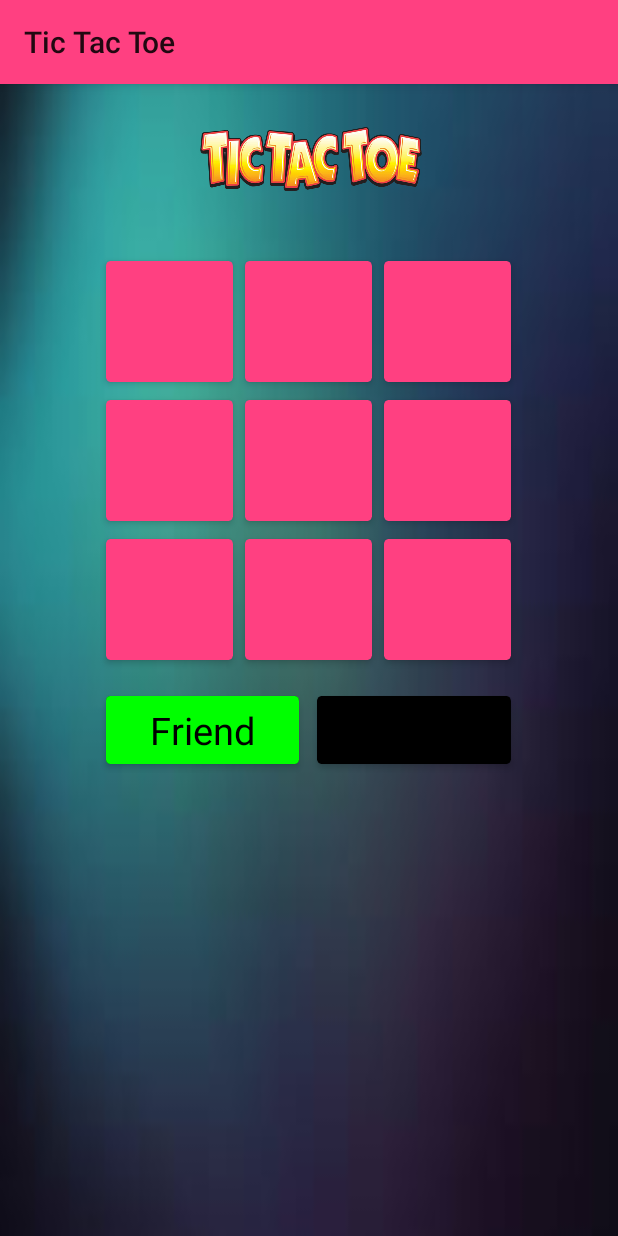
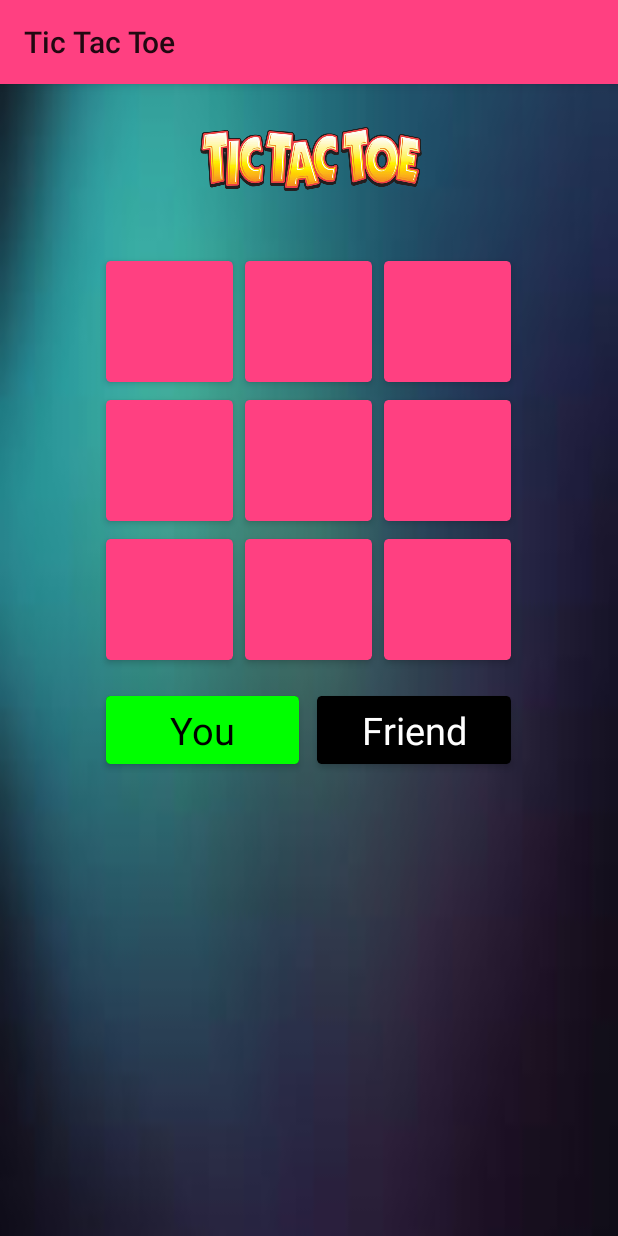
Before and after one commit to ruchitamourya/tictactoe, an Android app: the screen it shows after launch (MainActivity), after a tap on "START", on a phone screen of 412 x 824 dp. Run offline under Robolectric (Android 15) with nearby library versions, the phone set to English and light mode, and no system bars; our stand-ins replace Firebase (no records; nobody signed in at launch, a user with empty details on screens opened directly); 2 other taps on this screen came first.

Commit message:
Options dialog data fill

```diff
--- a/app/src/main/java/com/ruchita/tictactoe/GameGridFragment.java
+++ b/app/src/main/java/com/ruchita/tictactoe/GameGridFragment.java
@@ -189,8 +189,8 @@ public class GameGridFragment extends Fragment implements GameGridListener, Data
         mainContainer = view.findViewById(R.id.rl_main_container);
 
         SharedPreferences sharedPreferences = getActivity().getSharedPreferences(Constants.SHARE_PRE_KEY, Context.MODE_PRIVATE);
-        String myName = sharedPreferences.getString(Constants.PLAYER1, "");
-        String friendName = sharedPreferences.getString(Constants.PLAYER2, "");
+        String myName = sharedPreferences.getString(Constants.PLAYER1, getString(R.string.you));
+        String friendName = sharedPreferences.getString(Constants.PLAYER2, getString(R.string.friend));
         isSoundOn = sharedPreferences.getBoolean(Constants.IS_SOUNON, false);
         initNameView(view, myName, friendName);
         size = getArguments().getInt(GRID_SIZE);
@@ -212,13 +212,9 @@ public class GameGridFragment extends Fragment implements GameGridListener, Data
         setNameViewActive(tvMyName);
         if (secondPlayerType == ANDROID) {
             tvMyName.setText(myName);
-            tvFriendName.setText("Android");
+            tvFriendName.setText(R.string.android);
         } else if (secondPlayerType == FRIEND) {
-            if(myName.equals("")){
-                tvMyName.setText("Friend");
-            }else {
-                tvMyName.setText(myName);
-            }
+            tvMyName.setText(myName);
             tvFriendName.setText(friendName);
         } else {
             mainContainer.setVisibility(View.GONE);
--- a/app/src/main/res/layout/fragment_options.xml
+++ b/app/src/main/res/layout/fragment_options.xml
@@ -49,6 +49,7 @@
             android:id="@+id/etxt_p1"
             android:layout_width="wrap_content"
             android:layout_height="wrap_content"
+            android:minWidth="120dp"
             android:hint="You"
             android:textSize="20sp"
             android:layout_marginLeft="15dp"
@@ -75,6 +76,7 @@
                 android:id="@+id/etxt_p2"
                 android:layout_width="wrap_content"
                 android:layout_height="wrap_content"
+                android:minWidth="120dp"
                 android:hint="Friend"
                 android:textSize="20sp"
                 android:layout_marginLeft="15dp"
@@ -87,7 +89,6 @@
             android:layout_width="wrap_content"
             android:layout_height="wrap_content"
             android:orientation="horizontal"
-            android:layout_below="@+id/txt_name"
             >
             <TextView
                 android:id="@+id/txt_s"
--- a/app/src/main/res/values/strings.xml
+++ b/app/src/main/res/values/strings.xml
@@ -1,6 +1,6 @@
 <resources>
     <string name="app_name">Tic Tac Toe</string>
-    <string name="restart">restart</string>
+    <string name="restart">Play Again</string>
     <string name="android">Android</string>
     <string name="player1">Player1</string>
     <string name="tic_tac_toe">Tic Tac Toe</string>
```
Also changed, not shown: app/src/main/java/com/ruchita/tictactoe/HomeFragment.java (+28 -22 lines).
